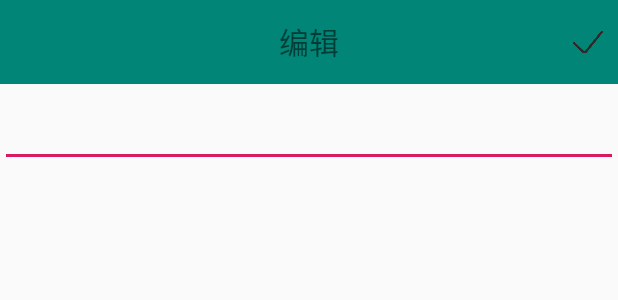
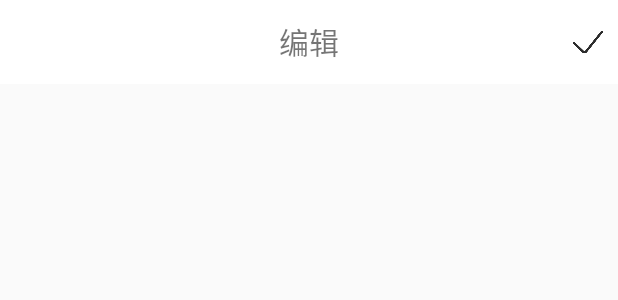
Before and after one commit to liyuanlu/XXXX, an Android app: the layout activity_note_edit.xml on its own in the app's theme, with its tools: preview values and no code run, on a phone screen of 412 x 824 dp. Shown: the top 300 px of the screen. Run offline under Robolectric (Android 15) with nearby library versions, the phone set to English and light mode, and no system bars.

Commit message:
更新了便签编辑界面

```diff
--- a/app/src/main/res/layout/activity_note_edit.xml
+++ b/app/src/main/res/layout/activity_note_edit.xml
@@ -10,7 +10,7 @@
     <android.support.v7.widget.Toolbar
         android:layout_width="match_parent"
         android:layout_height="?attr/actionBarSize"
-        android:background="@color/colorPrimary"
+        android:background="@color/white"
         android:id="@+id/note_edit_toolbar">
         <TextView
             android:layout_width="wrap_content"
@@ -32,7 +32,8 @@
         android:layout_height="wrap_content"
         android:textSize="@dimen/sp_25"
         android:id="@+id/note_edit"
-        android:inputType="textMultiLine" />
+        android:inputType="textMultiLine"
+        android:background="@null"/>
 
 
 </LinearLayout>
```
Also changed, not shown: app/src/main/java/com/mlly/xxalarm/note/NoteEditActivity.java (+11 -0 lines).
